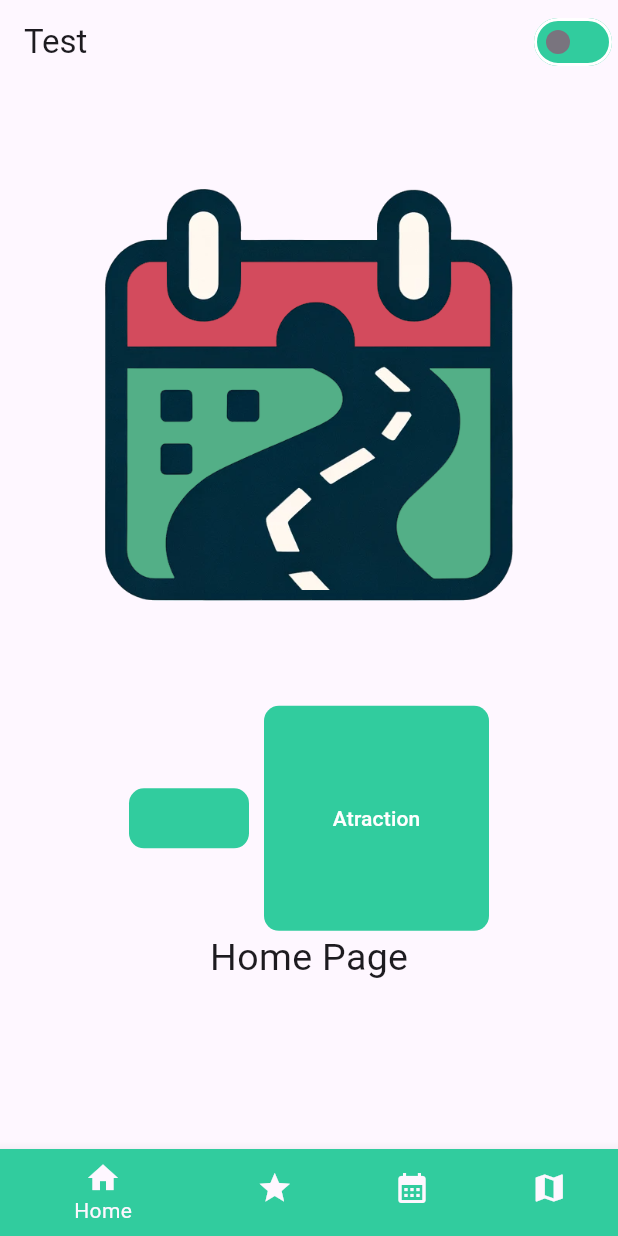
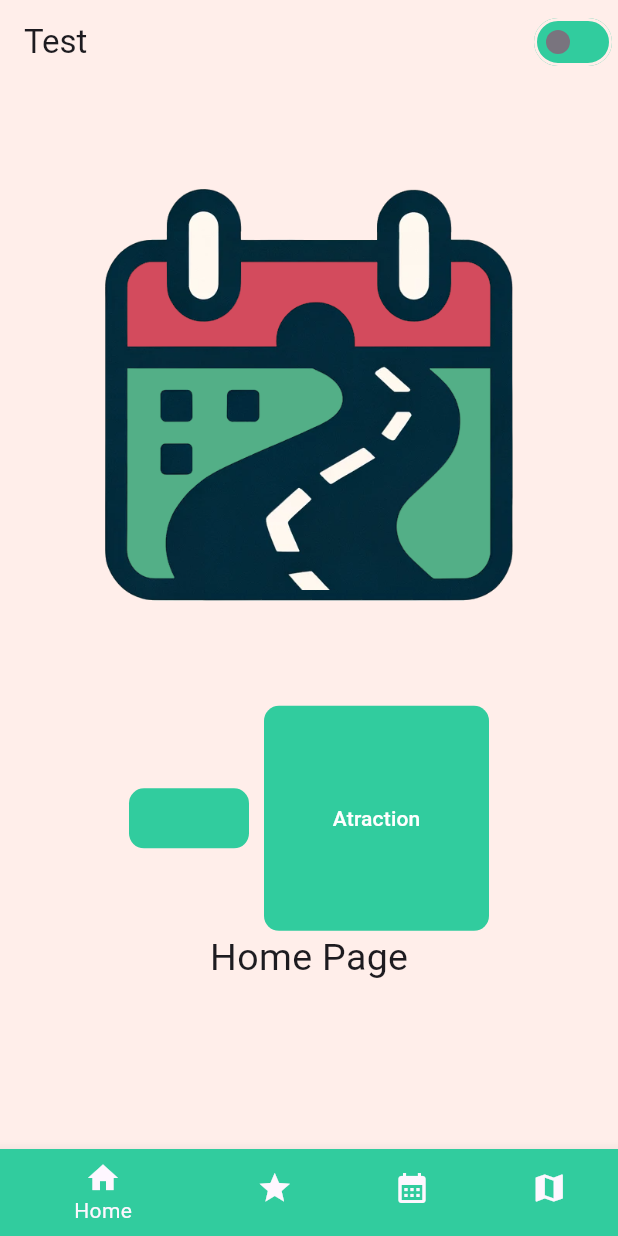
Before and after one commit to KamilTaras/tyskacz, a Flutter app: the screen it shows after launch, on a phone screen of 412 x 824 dp. Run offline on Flutter 3.47's test engine with Material 3 defaults, Android fonts, the light colour scheme and no system bars; our stand-ins replace flutter_map, latlong2; missing offline and left inert: window_manager.

Commit message:
fixing theme

```diff
--- a/lib/Pages/homePage.dart
+++ b/lib/Pages/homePage.dart
@@ -15,6 +15,8 @@ class _HomePageState extends State<HomePage> {
   Widget build(BuildContext context) {
     return Scaffold(
       appBar: AppBar(
+        backgroundColor: Colors.black.withOpacity(0), // 50% Opacity
+        elevation: 0,
         title: Text('Test'),
         actions: [
           Switch(
--- a/lib/Pages/navBar.dart
+++ b/lib/Pages/navBar.dart
@@ -40,8 +40,8 @@ class _NavBarClassState extends State<NavBarClass> {
 
   Widget MyBottomNavBar() {
     bool isDarkMode = Theme.of(context).brightness == Brightness.dark;
-    var navBarColor = isDarkMode ? darkTheme.canvasColor : lightTheme.canvasColor;
-    print(navBarColor.toString());// mainGreen is your light theme color
+    Color navBarColor = isDarkMode ? darkTheme.canvasColor : lightTheme.canvasColor;
+    // print(navBarColor.toString());// mainGreen is your light theme color
 
     return Theme(
         data: ThemeData(canvasColor: navBarColor),
--- a/lib/Utils/Theme/colors.dart
+++ b/lib/Utils/Theme/colors.dart
@@ -24,3 +24,5 @@ const MaterialColor mainGreenAccent = MaterialColor(_mainGreenAccentValue, <int,
   700: Color(0xFF5FFFBA),
 });
 const int _mainGreenAccentValue = 0xFFACFFDB;
+
+const  mainBackgroundColor = Color(0xFFFFEEEA);
--- a/lib/Utils/Theme/themeConstant.dart
+++ b/lib/Utils/Theme/themeConstant.dart
@@ -1,12 +1,14 @@
 import 'package:flutter/material.dart';
+import 'package:tyskacz/Utils/constantValues.dart';
 
 import 'colors.dart';
 
 ThemeData lightTheme = ThemeData(
+    scaffoldBackgroundColor: mainBackgroundColor, // Set the background color for Scaffold widgets
     canvasColor: mainGreen,
     switchTheme: SwitchThemeData(
         trackColor: MaterialStateProperty.all<Color>(mainGreen),
-        trackOutlineColor: MaterialStateProperty.all<Color>(Colors.white)),
+        trackOutlineColor: MaterialStateProperty.all<Color>(mainBackgroundColor)),
     brightness: Brightness.light,
     primaryColor: mainGreen,
     floatingActionButtonTheme:
@@ -22,7 +24,6 @@ ThemeData lightTheme = ThemeData(
     textTheme: TextTheme(
         displayLarge:
         TextStyle(color: Colors.blue, fontWeight: FontWeight.bold)),
-    navigationBarTheme:  NavigationBarThemeData(backgroundColor: mainGreen),
 );
 
 ThemeData darkTheme = ThemeData(brightness: Brightness.dark);
--- a/lib/Utils/constantValues.dart
+++ b/lib/Utils/constantValues.dart
@@ -3,7 +3,7 @@ import 'package:flutter/material.dart';
 class Constant {
   static const  mainRedColor = Color(0xFFE82C4E);
   static const  mainGreenColor = Color(0xFF31CC9E);
-  static const  mainBackgroundColor = Color(0xFFEBE9FF);
+  static const  mainBackgroundColor = Color(0xFFE8E6FF);
 
   static const title = "TySkacz";
 }
```
